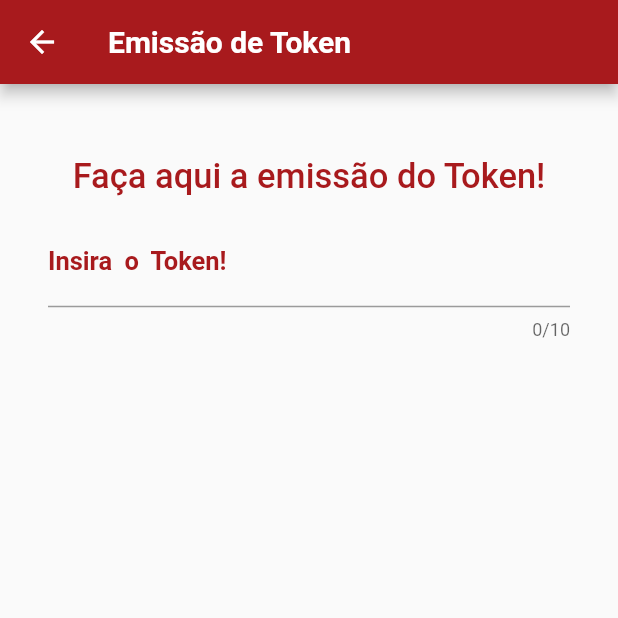
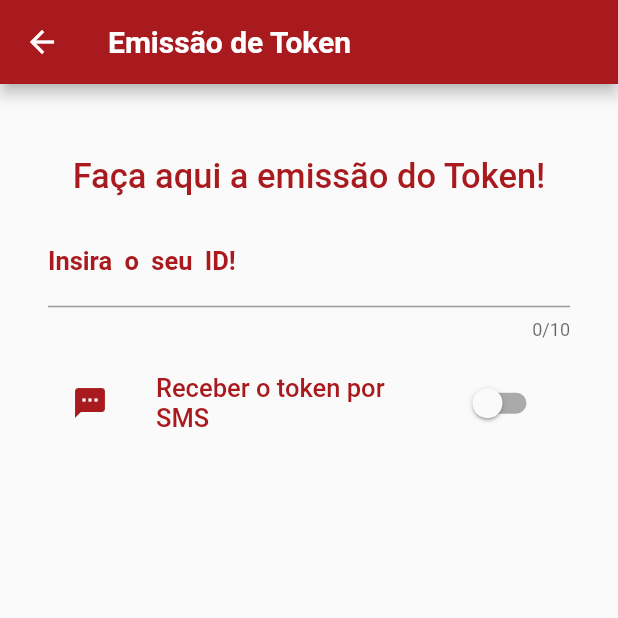
Before and after one commit to GuiQRSM/-Alcool-ou-Gasolina-, a Flutter app: the TokenFrame screen opened directly, on a phone screen of 412 x 824 dp, the top half of it. Run offline on Flutter 3.47's test engine with Material 2 defaults, Android fonts, the phone set to English and light mode, and no system bars.

Commit message:
Implement in Scaffold() that is returned by the stfu structure of 'TokenFrame' inside the attribute 'children: <Widget>[]' of class Column() a class Padding() that receives a class SwitchListTile().

```diff
--- a/lib/Token_Frame.dart
+++ b/lib/Token_Frame.dart
@@ -11,6 +11,7 @@ class TokenFrame extends StatefulWidget {
 class _TokenFrameState extends State<TokenFrame> {
 
   var primeColor = Color.fromARGB(255, 168, 26, 29);
+  var _activeSwi = false;
 
   @override
   Widget build(BuildContext context) {
@@ -44,7 +45,7 @@ class _TokenFrameState extends State<TokenFrame> {
                 child: TextField(
                   keyboardType: TextInputType.text,
                   decoration: InputDecoration(
-                    labelText: "Insira o Token!",
+                    labelText: "Insira o seu ID!",
                     labelStyle: TextStyle(
                       fontSize: 17,
                       fontWeight: FontWeight.w600,
@@ -63,6 +64,27 @@ class _TokenFrameState extends State<TokenFrame> {
                   cursorColor: primeColor,
                 ),
               ),
+              Padding(
+                  padding: EdgeInsets.only(top: 14),
+                child: SwitchListTile(
+                    value: _activeSwi,
+                    title: Text(
+                        "Receber o token por SMS",
+                    style: TextStyle(
+                      fontSize: 17,
+                      fontWeight: FontWeight.w500,
+                      color: primeColor
+                    ),),
+                    secondary: Icon(Icons.sms,
+                    color: primeColor,),
+                    activeColor: primeColor,
+                    onChanged: (bool? active){
+                      setState(() {
+                        _activeSwi = active!;
+                      });
+                    },
+                ),
+              )
             ],
           ),
         ),
```
